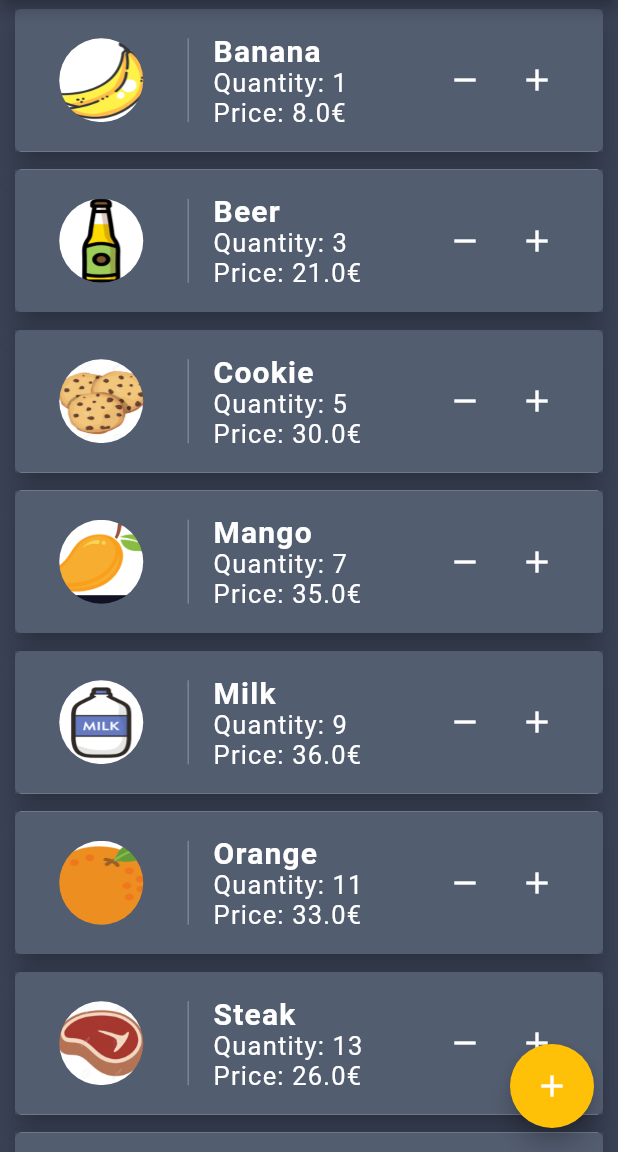
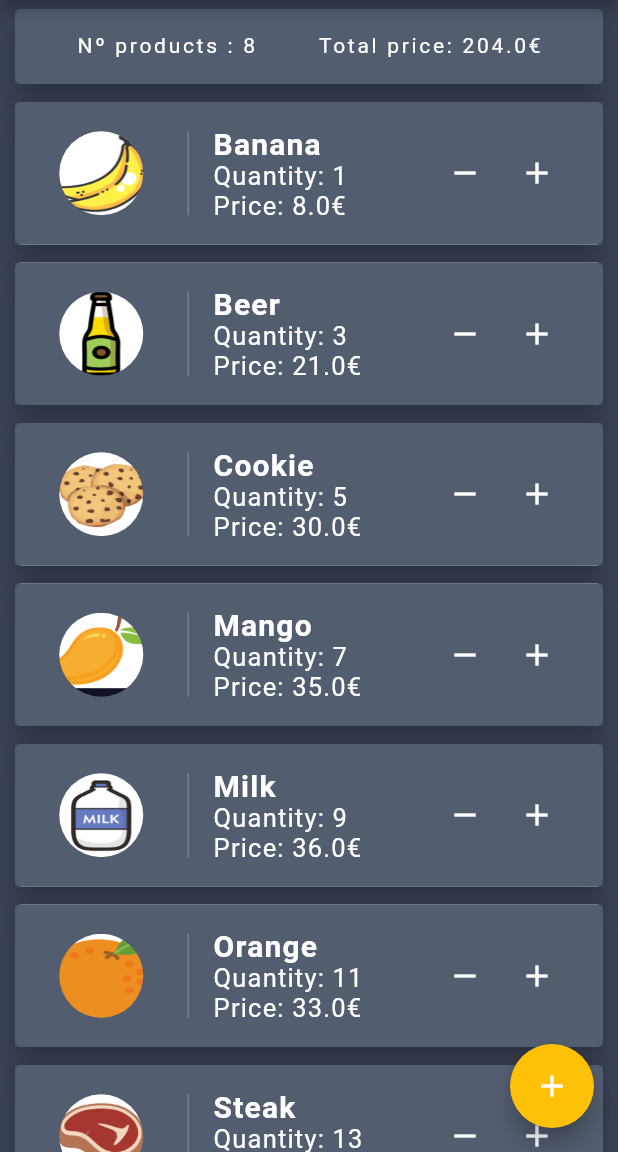
Before and after one commit to dmcesar/Shopping-List, a Flutter app: the screen it shows after launch, on a phone screen of 412 x 824 dp, the part 84-1236 px from its top. Run offline on Flutter 3.47's test engine with Material 2 defaults, Android fonts, the phone set to English and light mode, and no system bars; our stand-ins replace image_picker.

Commit message:
Adicionei Card com informação sobre nº produtos e preço total no topo da lista

```diff
--- a/lib/UI/shopping_list_screen.dart
+++ b/lib/UI/shopping_list_screen.dart
@@ -1,3 +1,4 @@
+import 'package:flutter/cupertino.dart';
 import 'package:flutter/material.dart';
 import 'package:mini_projeto/UI/product_form_screen.dart';
 
@@ -38,6 +39,15 @@ class _ShoppingListScreenState extends State<ShoppingListScreen> {
     });
   }
 
+  double getCheckoutPrice() {
+
+    double toReturn = 0.0;
+
+    this.products.forEach((p) => toReturn += p.totalPrice);
+
+    return toReturn;
+  }
+
   /* Re-writes products list to update UI */
   void setList(List<Product> list) {
 
@@ -51,6 +61,11 @@ class _ShoppingListScreenState extends State<ShoppingListScreen> {
 
   @override
   Widget build(BuildContext context) {
+    final textStyle = TextStyle(
+      color: Colors.white,
+      height: 1.2,
+      letterSpacing: 1.8,
+    );
 
     return Scaffold(
 
@@ -60,19 +75,66 @@ class _ShoppingListScreenState extends State<ShoppingListScreen> {
 
       backgroundColor: Color.fromRGBO(58, 66, 86, 1.0),
 
-      body: ListView.builder(
+      body: Column(
 
-          itemCount: this.products.length,
-          itemBuilder: (context, index) =>
-              ListItem(product: this.products[index], dataBloc: this.widget.dataBloc),
+        children: <Widget>[
+
+          Card(
+
+            elevation: 8.0,
+            margin:
+            EdgeInsets.symmetric(
+              horizontal: 10.0,
+              vertical: 6.0,
+            ),
+
+            child: Container(
+
+              decoration: BoxDecoration(
+                color: Color.fromRGBO(64, 75, 96, 0.9),
+              ),
+
+              height: 50.0,
+
+              child: Row(
+
+                mainAxisAlignment: MainAxisAlignment.spaceEvenly,
+                children: <Widget>[
+
+                  Text(
+                      "Nº products : ${this.products.length}",
+                      style: textStyle
+                  ),
+
+                  Text(
+                    "Total price: ${this.getCheckoutPrice()}€",
+                    style: textStyle,
+                  ),
+                ],
+              ),
+            ),
+          ),
+
+          Expanded(
+
+            child: ListView.builder(
+
+              itemCount: this.products.length,
+              itemBuilder: (context, index) =>
+                  ListItem(product: this.products[index],
+                      dataBloc: this.widget.dataBloc),
+            ),
+          )
+        ],
       ),
 
       floatingActionButton: FloatingActionButton(
 
-        onPressed: () => Navigator.pushNamed(
-          context,
-          ProductFormScreen.routeName,
-        ),
+        onPressed: () =>
+            Navigator.pushNamed(
+              context,
+              ProductFormScreen.routeName,
+            ),
 
         child: Icon(
             Icons.add,
```
